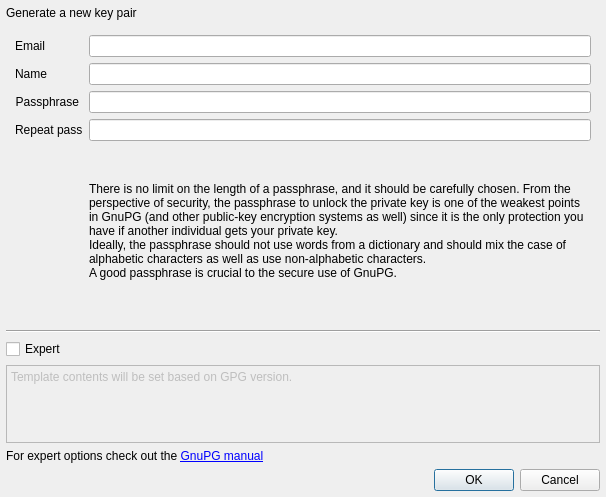
Before: the Qt Designer form src/keygendialog.ui in IJHack/QtPass, drawn with Qt 5.
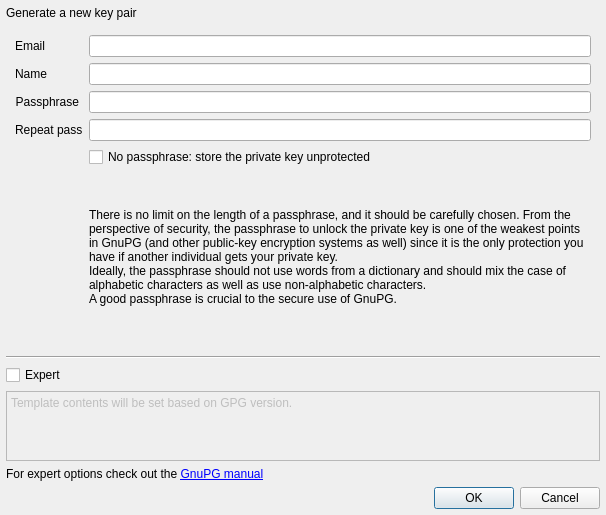
After: the same form once the commit is applied. Icons and pictures are not drawn.

Commit message: Key generation: no passphrase only when asked for (#1852)

The edit to the form file:
```diff
--- a/src/keygendialog.ui
+++ b/src/keygendialog.ui
@@ -189,6 +189,16 @@
           </widget>
          </item>
          <item row="4" column="1">
+          <widget class="QCheckBox" name="noPassphrase">
+           <property name="toolTip">
+            <string>Anyone who gets hold of the private key file can then read every password without being asked for anything.</string>
+           </property>
+           <property name="text">
+            <string>No passphrase: store the private key unprotected</string>
+           </property>
+          </widget>
+         </item>
+         <item row="5" column="1">
           <widget class="QLabel" name="labelPassphraseInfo">
            <property name="sizePolicy">
             <sizepolicy hsizetype="Preferred" vsizetype="Minimum">
```
The commit also changes 4 other files.
